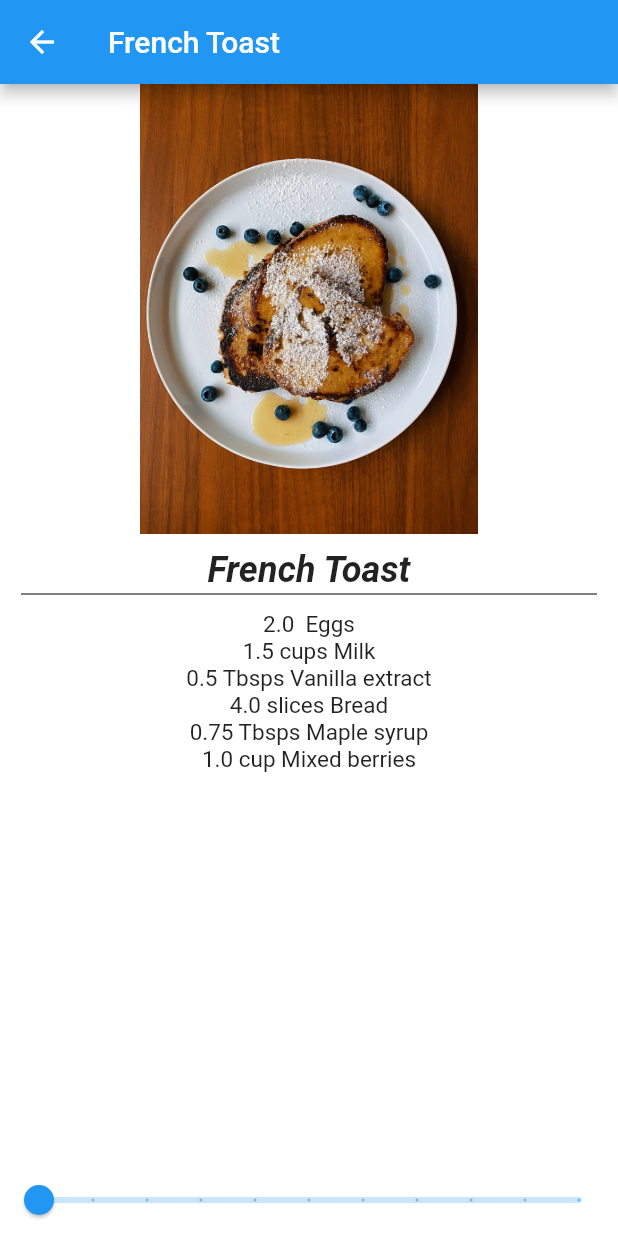
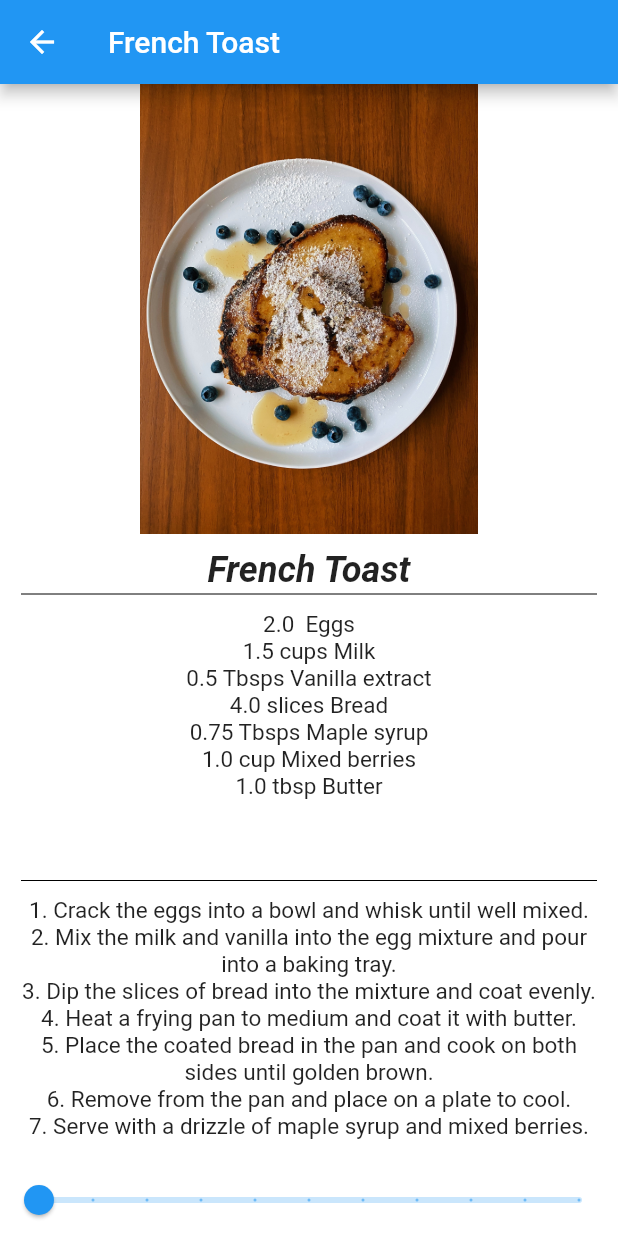
Before and after one commit to jsu-on-the-web/recipebook, a Flutter app: the screen it shows after launch, after a tap on "French Toast", on a phone screen of 412 x 824 dp. Run offline on Flutter 3.47's test engine with Material 2 defaults, Android fonts, the phone set to English and light mode, and no system bars.

Commit message:
Adding the Step class and method property to Recipe and made it displayable

```diff
--- a/lib/recipe.dart
+++ b/lib/recipe.dart
@@ -6,25 +6,47 @@ class Recipe {
   String imgUrl;
   int servings;
   List<Ingredient> ingredients;
+  List<Step> method;
 
   /* -------------------------------------------------------------------------- */
   /*                                Constructors                                */
   /* -------------------------------------------------------------------------- */
-  Recipe(this.label, this.imgUrl, this.servings, this.ingredients);
+  Recipe(this.label, this.imgUrl, this.servings, this.ingredients, this.method);
 
   /* -------------------------------------------------------------------------- */
   /*                                   Methods                                  */
   /* -------------------------------------------------------------------------- */
   static List<Recipe> samples = [
-    Recipe('French Toast', 'assets/images/french-toast.jpg', 4, [
+    Recipe(
+      'French Toast',
+      'assets/images/french-toast.jpg',
+      4,
+      [
         Ingredient(2, '', 'Eggs'),
         Ingredient(1.5, 'cups', 'Milk'),
         Ingredient(0.5, 'Tbsps', 'Vanilla extract'),
         Ingredient(4, 'slices', 'Bread'),
         Ingredient(0.75, 'Tbsps', 'Maple syrup'),
         Ingredient(1, 'cup', 'Mixed berries'),
-    ]),
-    Recipe('Hotcakes', 'assets/images/hotcakes.jpg', 2, [
+        Ingredient(1, 'tbsp', 'Butter')
+      ],
+      [
+        Step(1, 'Crack the eggs into a bowl and whisk until well mixed.'),
+        Step(2,
+            'Mix the milk and vanilla into the egg mixture and pour into a baking tray.'),
+        Step(3, 'Dip the slices of bread into the mixture and coat evenly.'),
+        Step(4, 'Heat a frying pan to medium and coat it with butter.'),
+        Step(5,
+            'Place the coated bread in the pan and cook on both sides until golden brown.'),
+        Step(6, 'Remove from the pan and place on a plate to cool.'),
+        Step(7, 'Serve with a drizzle of maple syrup and mixed berries.'),
+      ],
+    ),
+    Recipe(
+      'Hotcakes',
+      'assets/images/hotcakes.jpg',
+      2,
+      [
         Ingredient(2, 'cups', 'All purpose flour'),
         Ingredient(4, 'tbsp', 'White Sugar'),
         Ingredient(2, 'tsp', 'Baking powder'),
@@ -36,21 +58,53 @@ class Recipe {
         Ingredient(0.25, 'cup', 'Buttermilk'),
         Ingredient(1, 'tsp', 'Vanilla extract'),
         Ingredient(1, 'cup', 'Toppings of choice'),
-    ]),
-    Recipe('Scrambled Eggs', 'assets/images/scrambled-eggs.jpg', 2, [
+      ],
+      [
+        Step(1, 'Mix the dry ingredients together in a bowl.'),
+        Step(2, 'Add the wet ingredients and mix until just combined.'),
+        Step(3, 'Heat a pan to medium and coat it with butter.'),
+        Step(4, 'Pour the batter into the pan and cook until golden brown.'),
+        Step(5, 'Serve with your favorite toppings.'),
+      ],
+    ),
+    Recipe(
+      'Scrambled Eggs',
+      'assets/images/scrambled-eggs.jpg',
+      2,
+      [
         Ingredient(2, '', 'Eggs'),
         Ingredient(0.5, 'tsp', 'Salt'),
         Ingredient(0.5, 'tsp', 'Pepper'),
         Ingredient(1, 'tbsp', 'Butter'),
         Ingredient(0.5, 'cup', 'Milk'),
-    ]),
-    Recipe('Grilled Salmon on Vegetables', 'assets/images/salmon.jpg', 1, [
+      ],
+      [
+        Step(1, 'Crack the eggs into a bowl and whisk until well mixed.'),
+        Step(2, 'Add the salt and pepper and milk and whisk again.'),
+        Step(3, 'Heat a pan to medium and coat it with butter.'),
+        Step(4, 'Pour the mixture into the pan and cook until scrambled.'),
+        Step(5, 'Place on a plate and serve.'),
+      ],
+    ),
+    Recipe(
+      'Grilled Salmon on Vegetables',
+      'assets/images/salmon.jpg',
+      1,
+      [
         Ingredient(1, 'fillet', 'Salmon'),
         Ingredient(1, 'cup', 'Vegetables'),
         Ingredient(1, 'tbsp', 'Olive oil'),
         Ingredient(1, 'tsp', 'Salt'),
         Ingredient(1, 'tsp', 'Pepper'),
-    ]),
+      ],
+      [
+        Step(1, 'Season the salmon with salt and pepper.'),
+        Step(2, 'Heat the olive oil in a pan over medium heat.'),
+        Step(3,
+            'Add the salmon and vegetables and cook until the salmon is cooked through.'),
+        Step(4, 'Serve with your favorite sides.'),
+      ],
+    ),
   ];
 }
 
@@ -67,3 +121,16 @@ class Ingredient {
   /* -------------------------------------------------------------------------- */
   Ingredient(this.quantity, this.measure, this.name);
 }
+
+class Step {
+  /* -------------------------------------------------------------------------- */
+  /*                                 Properties                                 */
+  /* -------------------------------------------------------------------------- */
+  int stepNumber;
+  String step;
+
+  /* -------------------------------------------------------------------------- */
+  /*                                Constructors                                */
+  /* -------------------------------------------------------------------------- */
+  Step(this.stepNumber, this.step);
+}
--- a/lib/recipe_detail_page.dart
+++ b/lib/recipe_detail_page.dart
@@ -64,7 +64,7 @@ class _RecipeDetailState extends State<RecipeDetail> {
             // Display Ingredients
             Expanded(
               child: ListView.builder(
-                padding: const EdgeInsets.all(9.0),
+                padding: const EdgeInsetsDirectional.all(9.0),
                 itemCount: widget.recipe.ingredients.length,
                 itemBuilder: (BuildContext context, int index) {
                   final ingredient = widget.recipe.ingredients[index];
@@ -78,6 +78,33 @@ class _RecipeDetailState extends State<RecipeDetail> {
                 },
               ),
             ),
+
+            const Divider(
+              height: 4,
+              color: Colors.black,
+              endIndent: 14,
+              indent: 14,
+            ),
+
+            // Display Steps
+            Expanded(
+              child: ListView.builder(
+                padding: const EdgeInsets.all(9.0),
+                itemCount: widget.recipe.method.length,
+                itemBuilder: (BuildContext context, int index) {
+                  final step = widget.recipe.method[index];
+                  return Text(
+                    '${step.stepNumber}. ${step.step}',
+                    style: const TextStyle(
+                      fontSize: 15,
+                      leadingDistribution: TextLeadingDistribution.even,
+                    ),
+                    textAlign: TextAlign.center,
+                  );
+                },
+              ),
+            ),
+
             Slider(
                 min: 1,
                 max: 10,
```
Lines whose indentation alone changed are shown as unchanged.
